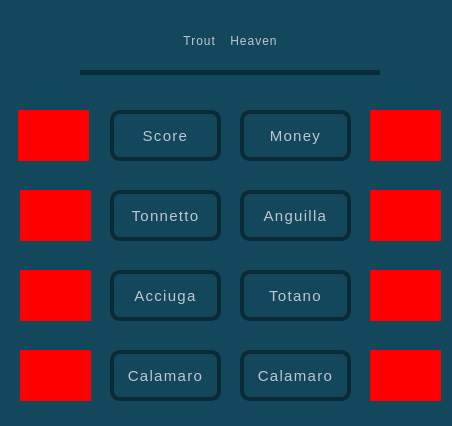
This is QtApplication/TroutHeavenApp/stats_dialog.ui in vince-exe/TroutHeaven as Qt 5 draws it before an edit. The edited form follows.
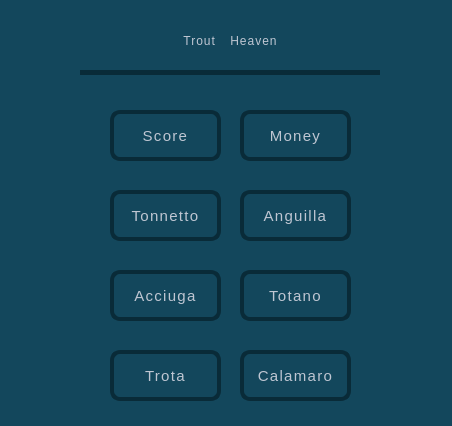
This is the edited form.

```diff
--- a/QtApplication/TroutHeavenApp/stats_dialog.ui
+++ b/QtApplication/TroutHeavenApp/stats_dialog.ui
@@ -216,7 +216,7 @@
 }</string>
    </property>
    <property name="text">
-    <string>Calamaro</string>
+    <string>Trota</string>
    </property>
    <property name="alignment">
     <set>Qt::AlignCenter</set>
@@ -287,13 +287,17 @@
    </property>
    <property name="styleSheet">
     <string notr="true">QLabel {
-	
-	background-color: rgb(255, 0, 0);
+    color: #dbdbdbe5;
+    font-size: 15px;
+	background-color: #13475c;
 }</string>
    </property>
    <property name="text">
     <string/>
    </property>
+   <property name="alignment">
+    <set>Qt::AlignCenter</set>
+   </property>
   </widget>
   <widget class="QLabel" name="label_12">
    <property name="geometry">
@@ -306,13 +310,17 @@
    </property>
    <property name="styleSheet">
     <string notr="true">QLabel {
-	
-	background-color: rgb(255, 0, 0);
+    color: #dbdbdbe5;
+    font-size: 15px;
+	background-color: #13475c;
 }</string>
    </property>
    <property name="text">
     <string/>
    </property>
+   <property name="alignment">
+    <set>Qt::AlignCenter</set>
+   </property>
   </widget>
   <widget class="QLabel" name="label_13">
    <property name="geometry">
@@ -325,13 +333,17 @@
    </property>
    <property name="styleSheet">
     <string notr="true">QLabel {
-	
-	background-color: rgb(255, 0, 0);
+    color: #dbdbdbe5;
+    font-size: 15px;
+	background-color: #13475c;
 }</string>
    </property>
    <property name="text">
     <string/>
    </property>
+   <property name="alignment">
+    <set>Qt::AlignCenter</set>
+   </property>
   </widget>
   <widget class="QLabel" name="label_14">
    <property name="geometry">
@@ -344,13 +356,17 @@
    </property>
    <property name="styleSheet">
     <string notr="true">QLabel {
-	
-	background-color: rgb(255, 0, 0);
+    color: #dbdbdbe5;
+    font-size: 15px;
+	background-color: #13475c;
 }</string>
    </property>
    <property name="text">
     <string/>
    </property>
+   <property name="alignment">
+    <set>Qt::AlignCenter</set>
+   </property>
   </widget>
   <widget class="QLabel" name="label_15">
    <property name="geometry">
@@ -363,13 +379,17 @@
    </property>
    <property name="styleSheet">
     <string notr="true">QLabel {
-	
-	background-color: rgb(255, 0, 0);
+    color: #dbdbdbe5;
+    font-size: 15px;
+	background-color: #13475c;
 }</string>
    </property>
    <property name="text">
     <string/>
    </property>
+   <property name="alignment">
+    <set>Qt::AlignCenter</set>
+   </property>
   </widget>
   <widget class="QLabel" name="label_16">
    <property name="geometry">
@@ -382,13 +402,17 @@
    </property>
    <property name="styleSheet">
     <string notr="true">QLabel {
-	
-	background-color: rgb(255, 0, 0);
+    color: #dbdbdbe5;
+    font-size: 15px;
+	background-color: #13475c;
 }</string>
    </property>
    <property name="text">
     <string/>
    </property>
+   <property name="alignment">
+    <set>Qt::AlignCenter</set>
+   </property>
   </widget>
   <widget class="QLabel" name="label_17">
    <property name="geometry">
@@ -401,13 +425,17 @@
    </property>
    <property name="styleSheet">
     <string notr="true">QLabel {
-	
-	background-color: rgb(255, 0, 0);
+    color: #dbdbdbe5;
+    font-size: 15px;
+	background-color: #13475c;
 }</string>
    </property>
    <property name="text">
     <string/>
    </property>
+   <property name="alignment">
+    <set>Qt::AlignCenter</set>
+   </property>
   </widget>
   <widget class="QLabel" name="label_18">
    <property name="geometry">
@@ -420,13 +448,17 @@
    </property>
    <property name="styleSheet">
     <string notr="true">QLabel {
-	
-	background-color: rgb(255, 0, 0);
+    color: #dbdbdbe5;
+    font-size: 15px;
+	background-color: #13475c;
 }</string>
    </property>
    <property name="text">
     <string/>
    </property>
+   <property name="alignment">
+    <set>Qt::AlignCenter</set>
+   </property>
   </widget>
  </widget>
  <resources/>
```
Left out of the diff: 16 changed lines with no effect on the pictures.
